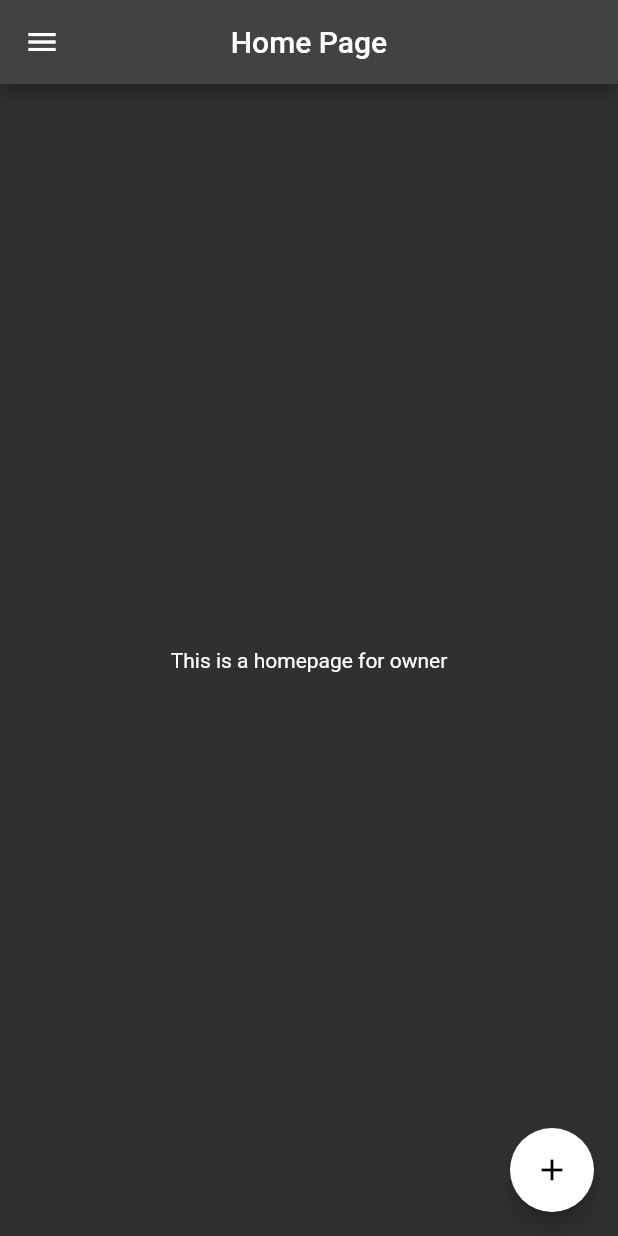
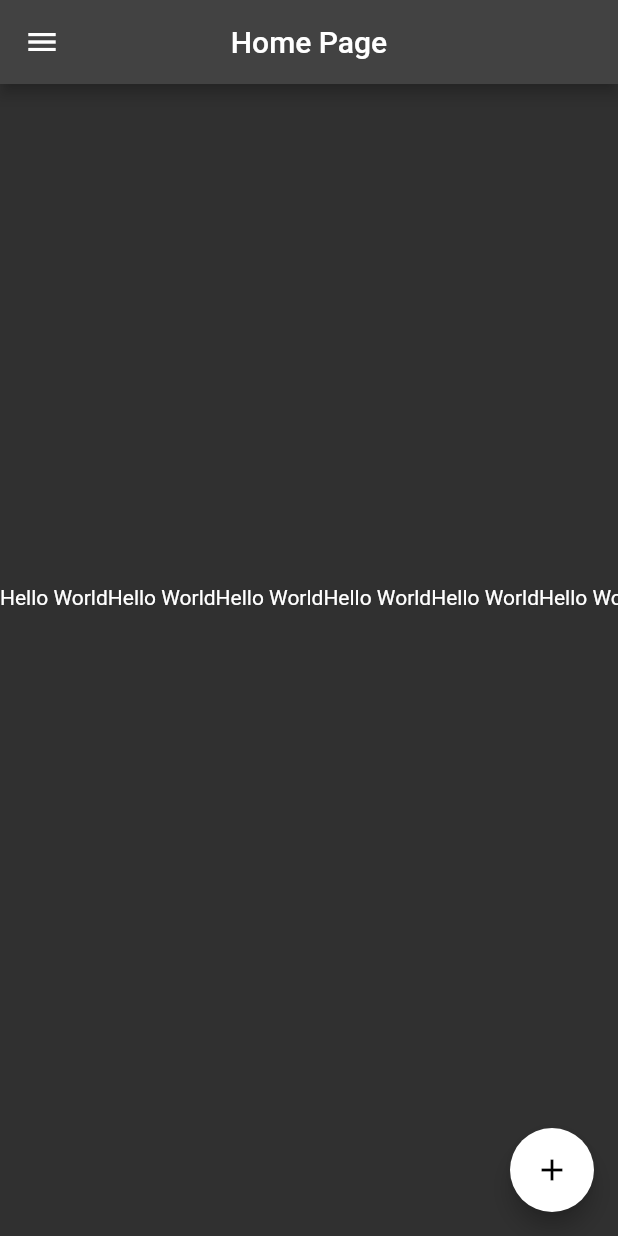
Before and after one commit to praveen1082/rentapp, a Flutter app: the screen it shows after launch, on a phone screen of 412 x 824 dp. Run offline on Flutter 3.47's test engine with Material 2 defaults, Android fonts, the phone set to English and light mode, and no system bars; our stand-ins replace dio.

Commit message:
Working on rent page ui

```diff
--- a/lib/homepage.dart
+++ b/lib/homepage.dart
@@ -1,5 +1,6 @@
 import 'package:flutter/material.dart';
 import 'package:rentapp/constants.dart';
+import 'package:rentapp/owner.dart';
 
 class HomePage extends StatefulWidget {
   final isOwner;
@@ -23,11 +24,11 @@ class _HomePageState extends State<HomePage> {
         child: Text("I am a drawer"),
       ),
       body: Center(
-        child: isOwner
-            ? Text("This is a homepage for owner")
-            : Text("This is a homepage for renter"),
+        child: isOwner ? Owner() : Text("This is a homepage for renter"),
       ),
       floatingActionButton: FloatingActionButton(
+        clipBehavior: Clip.antiAlias,
+        tooltip: 'Add House',
         onPressed: () {},
         child: Icon(Icons.add),
         backgroundColor: Colors.white,
--- a/lib/owner.dart
+++ b/lib/owner.dart
@@ -1,18 +1,45 @@
 import 'package:flutter/material.dart';
 
 class Owner extends StatelessWidget {
-  const Owner({ Key? key }) : super(key: key);
+  const Owner({Key? key}) : super(key: key);
 
   @override
   Widget build(BuildContext context) {
-    return Container(
-      height: double.infinity,
-      child: ListView(
-        children:[
-
-          Text("Hello world")
-        ]
-      )
+    return ListView(
+      scrollDirection: Axis.vertical,
+      shrinkWrap: true,
+      children: [
+        Container(
+          width: double.infinity,
+          height: 100,
+          child: ListView(
+            shrinkWrap: true,
+            scrollDirection: Axis.horizontal,
+            children: [
+              Text("Hello World"),
+              Text("Hello World"),
+              Text("Hello World"),
+              Text("Hello World"),
+              Text("Hello World"),
+              Text("Hello World"),
+              Text("Hello World"),
+              Text("Hello World"),
+              Text("Hello World"),
+              Text("Hello World"),
+              Text("Hello World"),
+              Text("Hello World"),
+              Text("Hello World"),
+              Text("Hello World"),
+              Text("Hello World"),
+              Text("Hello World"),
+              Text("Hello World"),
+              Text("Hello World"),
+              Text("Hello World"),
+              Text("Hello World"),
+            ],
+          ),
+        ),
+      ],
     );
   }
 }
```
